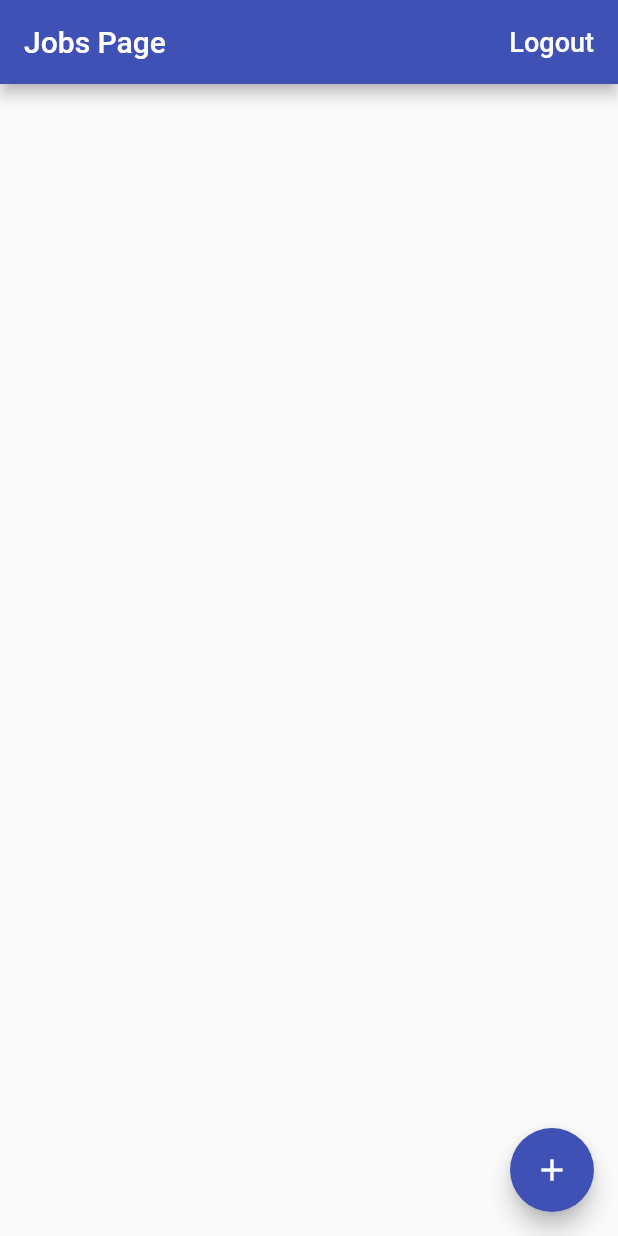
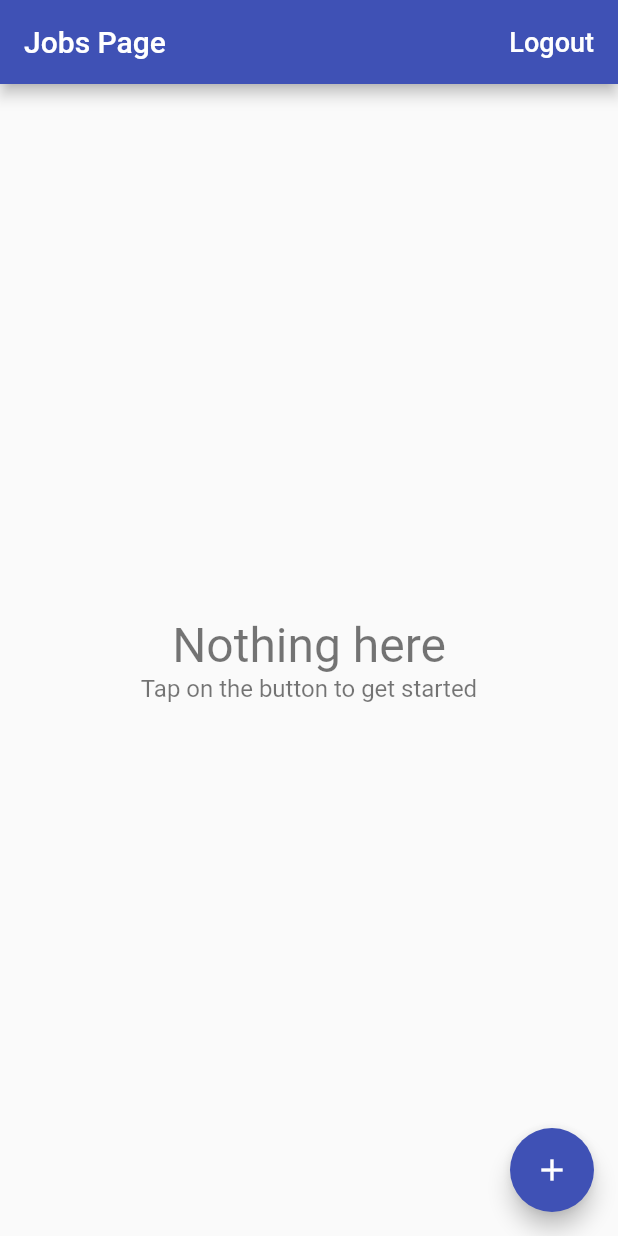
Before and after one commit to FlorianKogon/time_tracker_flutter_course, a Flutter app: the screen it shows once a user with an empty profile is signed in, on a phone screen of 412 x 824 dp. Run offline on Flutter 3.47's test engine with Material 2 defaults, Android fonts, the phone set to English and light mode, and no system bars; our stand-ins replace cloud_firestore, firebase_auth, firebase_core, google_sign_in; missing offline and left inert: flutter_login_facebook; accounts and stored records are empty.

Commit message:
add empty content on jobs list

```diff
--- /dev/null
+++ b/lib/app/home/jobs/empty_content.dart
@@ -0,0 +1,29 @@
+import 'package:flutter/material.dart';
+
+class EmptyContent extends StatelessWidget {
+  EmptyContent({
+    this.title = 'Nothing here',
+    this.message = 'Tap on the button to get started',
+  });
+  final String title;
+  final String message;
+
+  @override
+  Widget build(BuildContext context) {
+    return Center(
+      child: Column(
+        mainAxisAlignment: MainAxisAlignment.center,
+        children: [
+          Text(
+            title,
+            style: TextStyle(fontSize: 32.0, color: Colors.black54),
+          ),
+          Text(
+            message,
+            style: TextStyle(fontSize: 16.0, color: Colors.black54),
+          ),
+        ],
+      ),
+    );
+  }
+}
--- a/lib/app/home/jobs/jobs_page.dart
+++ b/lib/app/home/jobs/jobs_page.dart
@@ -1,5 +1,6 @@
 import 'package:flutter/material.dart';
 import 'package:provider/provider.dart';
+import 'package:time_tracker_flutter_course/app/home/jobs/empty_content.dart';
 import 'package:time_tracker_flutter_course/app/home/jobs/job_list_tile.dart';
 import 'package:time_tracker_flutter_course/app/home/models/job.dart';
 import 'package:time_tracker_flutter_course/common_widgets/show_alert_dialog.dart';
@@ -65,6 +66,7 @@ class JobsPage extends StatelessWidget {
       builder: (context, snapshot) {
         if (snapshot.hasData) {
           final jobs = snapshot.data;
+          if (jobs.isNotEmpty) {
             final children = jobs
                 .map((job) => JobListTile(
                       job: job,
@@ -78,6 +80,8 @@ class JobsPage extends StatelessWidget {
               children: children,
             );
           }
+          return EmptyContent();
+        }
         if (snapshot.hasError) {
           return Center(child: Text('Some error occured'));
         }
```
Lines whose indentation alone changed are shown as unchanged.
